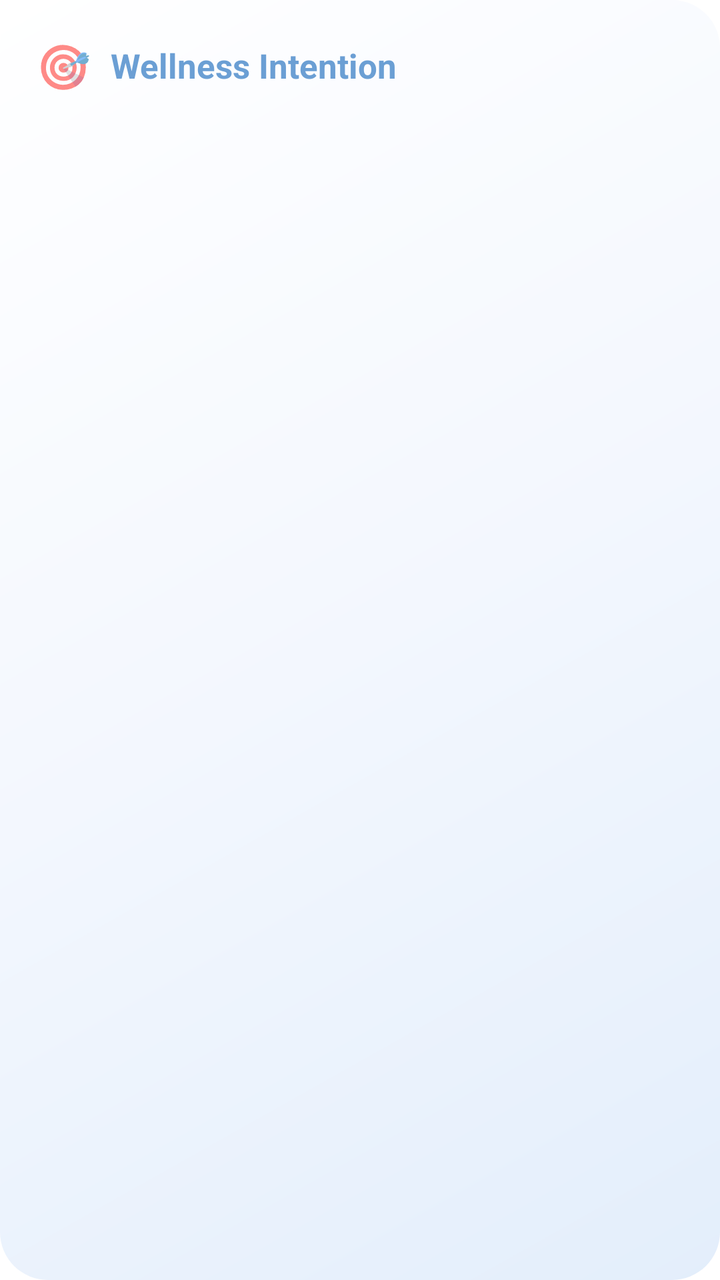
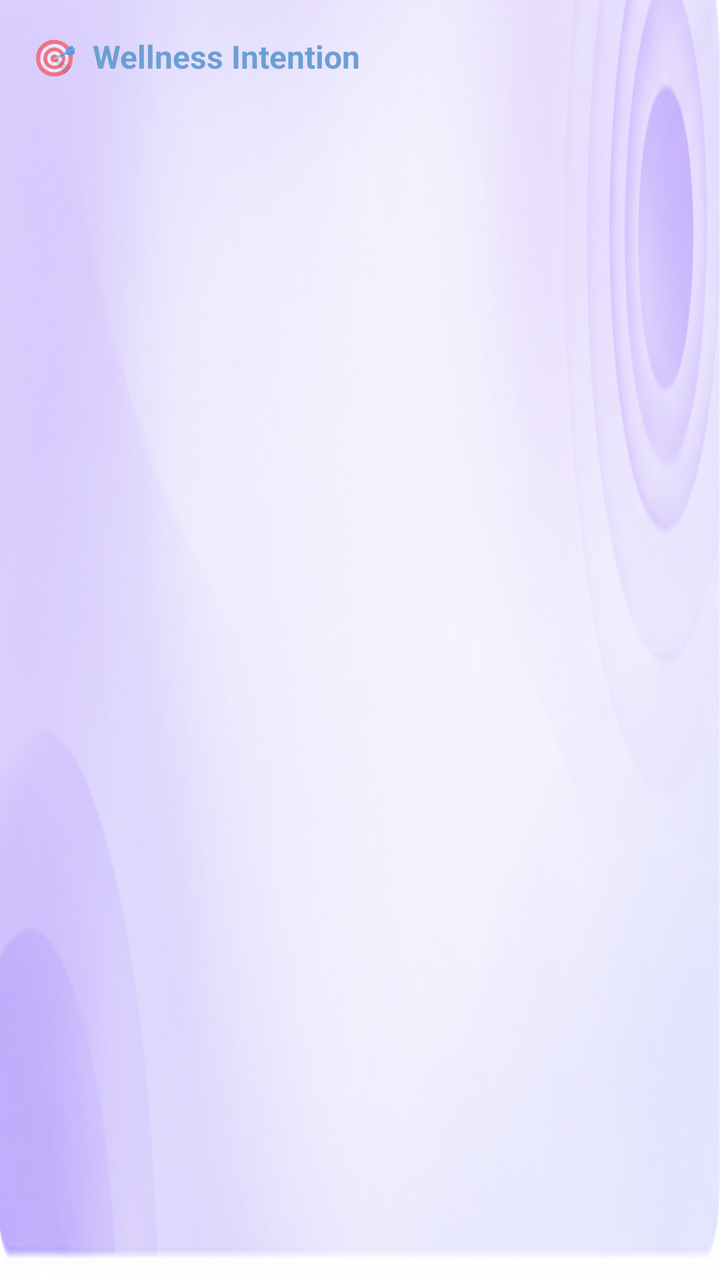

Before-and-after screenshots of an Android layout around one commit, followed by the original layout XML and the change that was made.
<!-- AndroidManifest.xml: fallback theme Theme.MaterialComponents.DayNight.NoActionBar -->
<!-- res/layout/intention_widget.xml -->
<?xml version="1.0" encoding="utf-8"?>
<LinearLayout xmlns:android="http://schemas.android.com/apk/res/android"
    android:id="@+id/widget_root"
    android:layout_width="match_parent"
    android:layout_height="match_parent"
    android:background="@drawable/widget_background_gradient"
    android:orientation="vertical"
    android:padding="18dp">

    
    <LinearLayout
        android:layout_width="match_parent"
        android:layout_height="wrap_content"
        android:gravity="center_vertical"
        android:orientation="horizontal">

        <TextView
            android:id="@+id/widget_icon"
            android:layout_width="wrap_content"
            android:layout_height="wrap_content"
            android:paddingEnd="10dp"
            android:text="🎯"
            android:textSize="22sp" />

        <TextView
            android:id="@+id/widget_title"
            android:layout_width="match_parent"
            android:layout_height="wrap_content"
            android:text="Wellness Intention"
            android:textColor="@color/widget_primary"
            android:textSize="17sp"
            android:textStyle="bold"
            android:maxLines="1"
            android:ellipsize="end" />
    </LinearLayout>

    
    <TextView
        android:id="@+id/widget_empty"
        android:layout_width="match_parent"
        android:layout_height="wrap_content"
        android:paddingTop="14dp"
        android:text="Open the app and pin an intention to see it here."
        android:textColor="@color/widget_text"
        android:textSize="14sp"
        android:visibility="gone" />

    
    <LinearLayout
        android:id="@+id/row1"
        android:layout_width="match_parent"
        android:layout_height="wrap_content"
        android:gravity="center_vertical"
        android:orientation="horizontal"
        android:paddingTop="16dp"
        android:paddingBottom="4dp"
        android:visibility="gone">

        <TextView
            android:id="@+id/row1_check"
            android:layout_width="wrap_content"
            android:layout_height="wrap_content"
            android:paddingEnd="12dp"
            android:text="☐"
            android:textColor="@color/widget_primary"
            android:textSize="24sp" />

        <TextView
            android:id="@+id/row1_text"
            android:layout_width="match_parent"
            android:layout_height="wrap_content"
            android:maxLines="1"
            android:ellipsize="end"
            android:text=""
            android:textColor="@color/widget_text"
            android:textSize="15sp" />
    </LinearLayout>

    
    <LinearLayout
        android:id="@+id/row2"
        android:layout_width="match_parent"
        android:layout_height="wrap_content"
        android:gravity="center_vertical"
        android:orientation="horizontal"
        android:paddingVertical="4dp"
        android:visibility="gone">

        <TextView
            android:id="@+id/row2_check"
            android:layout_width="wrap_content"
            android:layout_height="wrap_content"
            android:paddingEnd="12dp"
            android:text="☐"
            android:textColor="@color/widget_primary"
            android:textSize="24sp" />

        <TextView
            android:id="@+id/row2_text"
            android:layout_width="match_parent"
            android:layout_height="wrap_content"
            android:maxLines="1"
            android:ellipsize="end"
            android:text=""
            android:textColor="@color/widget_text"
            android:textSize="15sp" />
    </LinearLayout>

    
    <TextView
        android:id="@+id/next_text"
        android:layout_width="match_parent"
        android:layout_height="wrap_content"
        android:paddingStart="36dp"
        android:paddingTop="4dp"
        android:maxLines="1"
        android:ellipsize="end"
        android:text=""
        android:textColor="@color/widget_text"
        android:alpha="0.5"
        android:textSize="13sp"
        android:visibility="gone" />

    
    <TextView
        android:id="@+id/progress_label"
        android:layout_width="match_parent"
        android:layout_height="wrap_content"
        android:paddingTop="14dp"
        android:paddingBottom="6dp"
        android:text="0 of 0 steps"
        android:textColor="@color/widget_text"
        android:textSize="12sp"
        android:visibility="gone" />

    <ProgressBar
        android:id="@+id/progress_bar"
        style="@android:style/Widget.ProgressBar.Horizontal"
        android:layout_width="match_parent"
        android:layout_height="8dp"
        android:max="100"
        android:progress="0"
        android:progressTint="@color/widget_primary"
        android:visibility="gone" />

</LinearLayout>
<!-- resources referenced by this layout -->
<resources>
  <color name="widget_primary">#FF6B9FD4</color>
  <color name="widget_text">#FF333333</color>
  <!-- drawable widget_background_gradient (drawable) -->
  <?xml version="1.0" encoding="utf-8"?>
  <shape xmlns:android="http://schemas.android.com/apk/res/android"
      android:shape="rectangle">
      <gradient
          android:type="linear"
          android:angle="135"
          android:startColor="#FFE3EEFB"
          android:centerColor="#FFF3F7FE"
          android:endColor="#FFFFFFFF" />
      <corners android:radius="24dp" />
  </shape>
</resources>

<!-- the commit's change to res/layout/intention_widget.xml (unified diff, before → after) -->
@@ -3,13 +3,13 @@
     android:id="@+id/widget_root"
     android:layout_width="match_parent"
     android:layout_height="match_parent"
-    android:background="@drawable/widget_background_gradient"
+    android:background="@drawable/bg_wellness_intention"
     android:orientation="vertical"
-    android:padding="18dp">
+    android:padding="16dp">
 
     
     <LinearLayout
-        android:layout_width="match_parent"
+        android:layout_width="wrap_content"
         android:layout_height="wrap_content"
         android:gravity="center_vertical"
         android:orientation="horizontal">
@@ -18,17 +18,17 @@
             android:id="@+id/widget_icon"
             android:layout_width="wrap_content"
             android:layout_height="wrap_content"
-            android:paddingEnd="10dp"
+            android:paddingEnd="8dp"
             android:text="🎯"
-            android:textSize="22sp" />
+            android:textSize="18sp" />
 
         <TextView
             android:id="@+id/widget_title"
-            android:layout_width="match_parent"
+            android:layout_width="wrap_content"
             android:layout_height="wrap_content"
             android:text="Wellness Intention"
             android:textColor="@color/widget_primary"
-            android:textSize="17sp"
+            android:textSize="16sp"
             android:textStyle="bold"
             android:maxLines="1"
             android:ellipsize="end" />
@@ -39,7 +39,10 @@
         android:id="@+id/widget_empty"
         android:layout_width="match_parent"
         android:layout_height="wrap_content"
-        android:paddingTop="14dp"
+        android:layout_marginTop="10dp"
+        android:background="@drawable/widget_chip"
+        android:paddingHorizontal="12dp"
+        android:paddingVertical="10dp"
         android:text="Open the app and pin an intention to see it here."
         android:textColor="@color/widget_text"
         android:textSize="14sp"
@@ -50,10 +53,12 @@
         android:id="@+id/row1"
         android:layout_width="match_parent"
         android:layout_height="wrap_content"
+        android:layout_marginTop="10dp"
+        android:background="@drawable/widget_chip"
         android:gravity="center_vertical"
         android:orientation="horizontal"
-        android:paddingTop="16dp"
-        android:paddingBottom="4dp"
+        android:paddingHorizontal="12dp"
+        android:paddingVertical="8dp"
         android:visibility="gone">
 
         <TextView
@@ -63,7 +68,7 @@
             android:paddingEnd="12dp"
             android:text="☐"
             android:textColor="@color/widget_primary"
-            android:textSize="24sp" />
+            android:textSize="22sp" />
 
         <TextView
             android:id="@+id/row1_text"
@@ -73,7 +78,7 @@
             android:ellipsize="end"
             android:text=""
             android:textColor="@color/widget_text"
-            android:textSize="15sp" />
+            android:textSize="14sp" />
     </LinearLayout>
 
     
@@ -81,9 +86,12 @@
         android:id="@+id/row2"
         android:layout_width="match_parent"
         android:layout_height="wrap_content"
+        android:layout_marginTop="6dp"
+        android:background="@drawable/widget_chip"
         android:gravity="center_vertical"
         android:orientation="horizontal"
-        android:paddingVertical="4dp"
+        android:paddingHorizontal="12dp"
+        android:paddingVertical="8dp"
         android:visibility="gone">
 
         <TextView
@@ -93,7 +101,7 @@
             android:paddingEnd="12dp"
             android:text="☐"
             android:textColor="@color/widget_primary"
-            android:textSize="24sp" />
+            android:textSize="22sp" />
 
         <TextView
             android:id="@+id/row2_text"
@@ -103,44 +111,33 @@
             android:ellipsize="end"
             android:text=""
             android:textColor="@color/widget_text"
-            android:textSize="15sp" />
+            android:textSize="14sp" />
     </LinearLayout>
 
     
-    <TextView
-        android:id="@+id/next_text"
+    <LinearLayout
+        android:id="@+id/progress_container"
         android:layout_width="match_parent"
         android:layout_height="wrap_content"
-        android:paddingStart="36dp"
-        android:paddingTop="4dp"
-        android:maxLines="1"
-        android:ellipsize="end"
-        android:text=""
-        android:textColor="@color/widget_text"
-        android:alpha="0.5"
-        android:textSize="13sp"
-        android:visibility="gone" />
-
-    
-    <TextView
-        android:id="@+id/progress_label"
-        android:layout_width="match_parent"
-        android:layout_height="wrap_content"
-        android:paddingTop="14dp"
-        android:paddingBottom="6dp"
-        android:text="0 of 0 steps"
-        android:textColor="@color/widget_text"
-        android:textSize="12sp"
-        android:visibility="gone" />
-
-    <ProgressBar
-        android:id="@+id/progress_bar"
-        style="@android:style/Widget.ProgressBar.Horizontal"
-        android:layout_width="match_parent"
-        android:layout_height="8dp"
-        android:max="100"
-        android:progress="0"
-        android:progressTint="@color/widget_primary"
-        android:visibility="gone" />
+        android:layout_marginTop="10dp"
+        android:orientation="vertical"
+        android:visibility="gone">
+        <TextView
+            android:id="@+id/progress_label"
+            android:layout_width="wrap_content"
+            android:layout_height="wrap_content"
+            android:paddingBottom="5dp"
+            android:text="0 of 0 steps"
+            android:textColor="@color/widget_text"
+            android:textSize="12sp" />
+        <ProgressBar
+            android:id="@+id/progress_bar"
+            style="@android:style/Widget.ProgressBar.Horizontal"
+            android:layout_width="match_parent"
+            android:layout_height="7dp"
+            android:max="100"
+            android:progress="0"
+            android:progressTint="@color/widget_primary" />
+    </LinearLayout>
 
 </LinearLayout>
<!-- resource entries referenced after the edit -->
@@ -2,17 +2,13 @@
 <resources>
   <color name="widget_primary">#FF6B9FD4</color>
   <color name="widget_text">#FF333333</color>
-  <!-- drawable widget_background_gradient (drawable) -->
+  <!-- drawable bg_wellness_intention: png bitmap (drawable-night-xxhdpi, 173993 bytes) -->
+  <!-- drawable widget_chip (drawable) -->
   <?xml version="1.0" encoding="utf-8"?>
   <shape xmlns:android="http://schemas.android.com/apk/res/android"
       android:shape="rectangle">
-      <gradient
-          android:type="linear"
-          android:angle="135"
-          android:startColor="#FFE3EEFB"
-          android:centerColor="#FFF3F7FE"
-          android:endColor="#FFFFFFFF" />
-      <corners android:radius="24dp" />
+      <solid android:color="#F2FFFFFF" />
+      <corners android:radius="12dp" />
   </shape>
 </resources>
 
